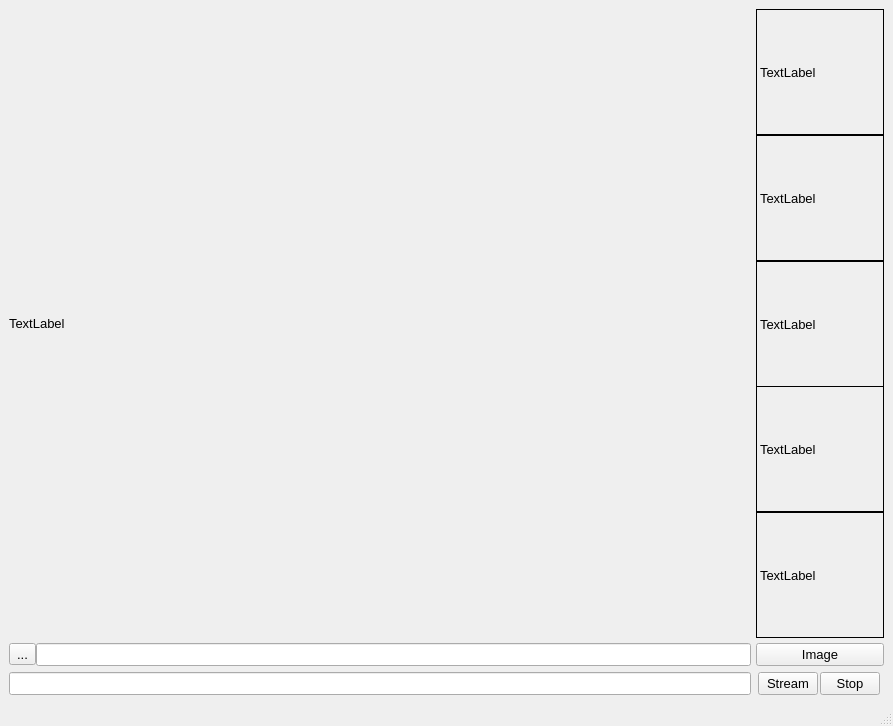
Old version of the form my_gui/yolo_design.ui in the repository aboogi/TrafficSignDetect.
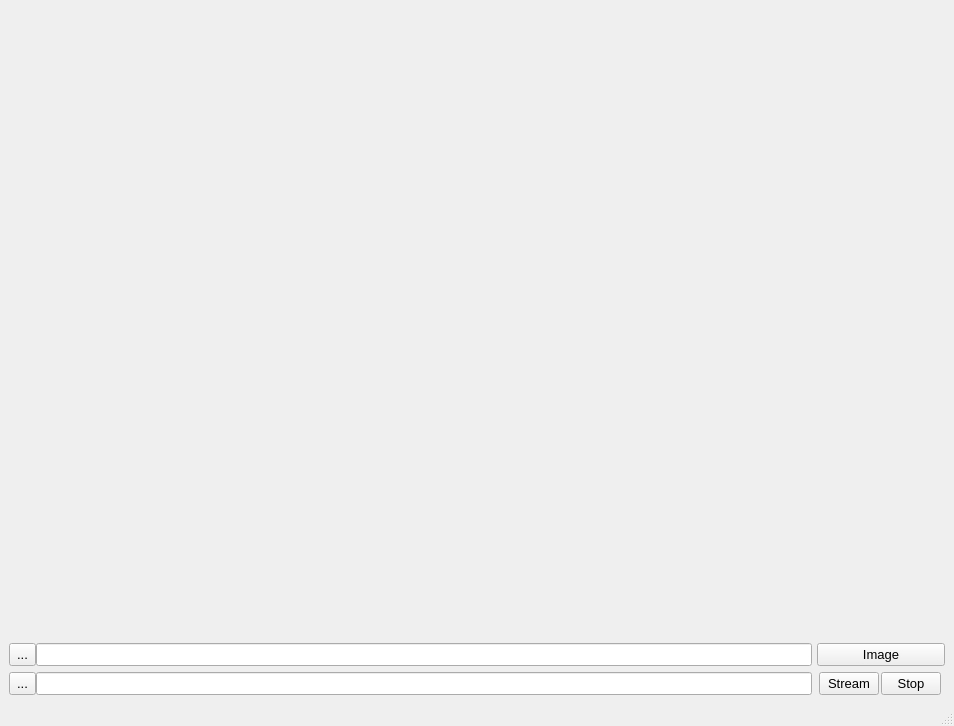
New version of the form.

```diff
--- a/my_gui/yolo_design.ui
+++ b/my_gui/yolo_design.ui
@@ -6,7 +6,7 @@
    <rect>
     <x>0</x>
     <y>0</y>
-    <width>893</width>
+    <width>954</width>
     <height>726</height>
    </rect>
   </property>
@@ -39,31 +39,6 @@
     <property name="horizontalSpacing">
      <number>5</number>
     </property>
-    <item row="0" column="0">
-     <layout class="QGridLayout" name="StreamLayout">
-      <item row="0" column="0">
-       <widget class="QLabel" name="StreamLabel">
-        <property name="text">
-         <string>TextLabel</string>
-        </property>
-       </widget>
-      </item>
-     </layout>
-    </item>
-    <item row="1" column="0">
-     <layout class="QHBoxLayout" name="horizontalLayout_2" stretch="0,0">
-      <item>
-       <widget class="QToolButton" name="directoriesButton">
-        <property name="text">
-         <string>...</string>
-        </property>
-       </widget>
-      </item>
-      <item>
-       <widget class="QLineEdit" name="pathImage"/>
-      </item>
-     </layout>
-    </item>
     <item row="1" column="1">
      <layout class="QHBoxLayout" name="horizontalLayout_3">
       <item>
@@ -104,10 +79,10 @@
          </size>
         </property>
         <property name="frameShape">
-         <enum>QFrame::Box</enum>
+         <enum>QFrame::NoFrame</enum>
         </property>
         <property name="text">
-         <string>TextLabel</string>
+         <string/>
         </property>
        </widget>
       </item>
@@ -126,10 +101,10 @@
          </size>
         </property>
         <property name="frameShape">
-         <enum>QFrame::Box</enum>
+         <enum>QFrame::NoFrame</enum>
         </property>
         <property name="text">
-         <string>TextLabel</string>
+         <string/>
         </property>
        </widget>
       </item>
@@ -148,10 +123,10 @@
          </size>
         </property>
         <property name="frameShape">
-         <enum>QFrame::Box</enum>
+         <enum>QFrame::NoFrame</enum>
         </property>
         <property name="text">
-         <string>TextLabel</string>
+         <string/>
         </property>
        </widget>
       </item>
@@ -170,10 +145,10 @@
          </size>
         </property>
         <property name="frameShape">
-         <enum>QFrame::Box</enum>
+         <enum>QFrame::NoFrame</enum>
         </property>
         <property name="text">
-         <string>TextLabel</string>
+         <string/>
         </property>
        </widget>
       </item>
@@ -192,10 +167,10 @@
          </size>
         </property>
         <property name="frameShape">
-         <enum>QFrame::Box</enum>
+         <enum>QFrame::NoFrame</enum>
         </property>
         <property name="text">
-         <string>TextLabel</string>
+         <string/>
         </property>
        </widget>
       </item>
@@ -217,20 +192,36 @@
       </item>
      </layout>
     </item>
-    <item row="2" column="0">
-     <layout class="QHBoxLayout" name="horizontalLayout">
+    <item row="0" column="0">
+     <layout class="QGridLayout" name="StreamLayout">
+      <item row="0" column="0">
+       <widget class="QLabel" name="StreamLabel">
+        <property name="sizePolicy">
+         <sizepolicy hsizetype="Preferred" vsizetype="Preferred">
+          <horstretch>0</horstretch>
+          <verstretch>0</verstretch>
+         </sizepolicy>
+        </property>
+        <property name="text">
+         <string/>
+        </property>
+       </widget>
+      </item>
+     </layout>
+    </item>
+    <item row="2" column="1">
+     <layout class="QHBoxLayout" name="horizontalLayout_4" stretch="0,0">
       <property name="spacing">
-       <number>6</number>
+       <number>0</number>
       </property>
       <item>
-       <widget class="QLineEdit" name="pathVideoStream"/>
-      </item>
-     </layout>
-    </item>
-    <item row="2" column="1">
-     <layout class="QHBoxLayout" name="horizontalLayout_4">
-      <item>
        <widget class="QPushButton" name="StreamButton">
+        <property name="sizePolicy">
+         <sizepolicy hsizetype="Minimum" vsizetype="Fixed">
+          <horstretch>0</horstretch>
+          <verstretch>0</verstretch>
+         </sizepolicy>
+        </property>
         <property name="minimumSize">
          <size>
           <width>60</width>
@@ -250,6 +241,12 @@
       </item>
       <item>
        <widget class="QPushButton" name="StopButton">
+        <property name="sizePolicy">
+         <sizepolicy hsizetype="Minimum" vsizetype="Fixed">
+          <horstretch>0</horstretch>
+          <verstretch>0</verstretch>
+         </sizepolicy>
+        </property>
         <property name="minimumSize">
          <size>
           <width>60</width>
@@ -272,6 +269,46 @@
       </item>
      </layout>
     </item>
+    <item row="1" column="0">
+     <layout class="QHBoxLayout" name="horizontalLayout_5" stretch="1,0">
+      <item>
+       <widget class="QToolButton" name="toolButton">
+        <property name="sizePolicy">
+         <sizepolicy hsizetype="Fixed" vsizetype="Expanding">
+          <horstretch>0</horstretch>
+          <verstretch>0</verstretch>
+         </sizepolicy>
+        </property>
+        <property name="text">
+         <string>...</string>
+        </property>
+       </widget>
+      </item>
+      <item>
+       <widget class="QLineEdit" name="dirImageButton"/>
+      </item>
+     </layout>
+    </item>
+    <item row="2" column="0">
+     <layout class="QHBoxLayout" name="horizontalLayout_6" stretch="1,0">
+      <item>
+       <widget class="QToolButton" name="dirVideoButton">
+        <property name="sizePolicy">
+         <sizepolicy hsizetype="Fixed" vsizetype="Expanding">
+          <horstretch>0</horstretch>
+          <verstretch>0</verstretch>
+         </sizepolicy>
+        </property>
+        <property name="text">
+         <string>...</string>
+        </property>
+       </widget>
+      </item>
+      <item>
+       <widget class="QLineEdit" name="pathVideoStream"/>
+      </item>
+     </layout>
+    </item>
    </layout>
   </widget>
   <widget class="QStatusBar" name="statusbar"/>
```
Left out of the diff: 51 changed lines with no effect on the pictures.
